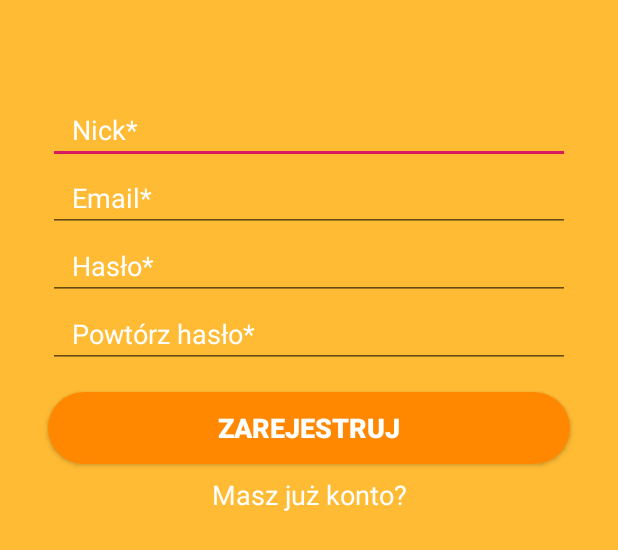
After one commit to Rafi6677/Shopping-Manager---Android, an Android app: the layout activity_registration.xml on its own in the app's theme, with its tools: preview values and no code run, on a phone screen of 412 x 824 dp. The commit adds this screen. Shown: the top 550 px of the screen. Run offline under Robolectric (Android 15) with nearby library versions, the phone set to English and light mode, and no system bars.

Commit message:
RegistrationActivity layout created

```diff
--- a/app/src/main/AndroidManifest.xml
+++ b/app/src/main/AndroidManifest.xml
@@ -9,6 +9,13 @@
             android:roundIcon="@mipmap/ic_launcher_round"
             android:supportsRtl="true"
             android:theme="@style/AppTheme">
+        <activity android:name=".activities.RegistrationActivity">
+            <intent-filter>
+                <action android:name="android.intent.action.MAIN"/>
+
+                <category android:name="android.intent.category.LAUNCHER"/>
+            </intent-filter>
+        </activity>
         <activity
                 android:name=".activities.ProductsActivity"
                 android:label="@string/title_activity_products"
@@ -17,20 +24,7 @@
                     android:name="android.support.PARENT_ACTIVITY"
                     android:value=".activities.ShoppingListsActivity"/>
         </activity>
-        <activity
-                android:name=".activities.WorkingWithShoppingListActivityBackup"
-                android:label="@string/title_activity_working_with_shopping_list"
-                android:theme="@style/AppTheme.NoActionBar">
-            <meta-data
-                    android:name="android.support.PARENT_ACTIVITY"
-                    android:value=".activities.ShoppingListsActivity"/>
-        </activity>
         <activity android:name=".activities.ShoppingListsActivity">
-            <intent-filter>
-                <action android:name="android.intent.action.MAIN"/>
-
-                <category android:name="android.intent.category.LAUNCHER"/>
-            </intent-filter>
         </activity>
         <activity android:name=".activities.AddNewShoppingListActivity">
         </activity>
--- a/app/src/main/java/com/example/shoppingmanager/activities/ProductsActivity.kt
+++ b/app/src/main/java/com/example/shoppingmanager/activities/ProductsActivity.kt
@@ -54,12 +54,6 @@ class ProductsActivity : AppCompatActivity() {
 
         container.addOnPageChangeListener(TabLayout.TabLayoutOnPageChangeListener(tabs))
         tabs.addOnTabSelectedListener(TabLayout.ViewPagerOnTabSelectedListener(container))
-
-        fab.setOnClickListener { view ->
-            Snackbar.make(view, "Replace with your own action", Snackbar.LENGTH_LONG)
-                .setAction("Action", null).show()
-        }
-
     }
 
 
--- /dev/null
+++ b/app/src/main/java/com/example/shoppingmanager/activities/RegistrationActivity.kt
@@ -0,0 +1,15 @@
+package com.example.shoppingmanager.activities
+
+import android.support.v7.app.AppCompatActivity
+import android.os.Bundle
+import com.example.shoppingmanager.R
+
+class RegistrationActivity : AppCompatActivity() {
+
+    override fun onCreate(savedInstanceState: Bundle?) {
+        super.onCreate(savedInstanceState)
+        setContentView(R.layout.activity_registration)
+
+        supportActionBar?.title = "Shopping Manager - Rejestracja"
+    }
+}
--- /dev/null
+++ b/app/src/main/res/drawable/rounded_button.xml
@@ -0,0 +1,6 @@
+<?xml version="1.0" encoding="utf-8"?>
+<shape xmlns:android="http://schemas.android.com/apk/res/android"
+       android:shape="rectangle">
+    <solid android:color="@android:color/holo_orange_dark" />
+    <corners android:radius="25dp"/>
+</shape>
--- a/app/src/main/res/layout/activity_products.xml
+++ b/app/src/main/res/layout/activity_products.xml
@@ -53,12 +53,4 @@
             android:layout_height="match_parent"
             app:layout_behavior="@string/appbar_scrolling_view_behavior"/>
 
-    <android.support.design.widget.FloatingActionButton
-            android:id="@+id/fab"
-            android:layout_width="wrap_content"
-            android:layout_height="wrap_content"
-            android:layout_gravity="end|bottom"
-            android:layout_margin="@dimen/fab_margin"
-            app:srcCompat="@android:drawable/ic_dialog_email"/>
-
 </android.support.design.widget.CoordinatorLayout>
--- /dev/null
+++ b/app/src/main/res/layout/activity_registration.xml
@@ -0,0 +1,102 @@
+<?xml version="1.0" encoding="utf-8"?>
+<android.support.constraint.ConstraintLayout
+        xmlns:android="http://schemas.android.com/apk/res/android"
+        xmlns:app="http://schemas.android.com/apk/res-auto"
+        xmlns:tools="http://schemas.android.com/tools" android:layout_width="match_parent"
+        android:layout_height="match_parent"
+        android:background="@android:color/holo_orange_light">
+    <ScrollView
+            android:layout_width="match_parent"
+            android:layout_height="match_parent">
+        <android.support.constraint.ConstraintLayout
+                android:layout_width="match_parent"
+                android:layout_height="match_parent">
+
+            <EditText
+                    android:layout_width="0dp"
+                    android:layout_height="wrap_content"
+                    android:inputType="textPassword"
+                    android:ems="10"
+                    android:id="@+id/repeatPasswordInputRegister_EditText"
+                    android:paddingLeft="16dp"
+                    android:hint="Powtórz hasło*"
+                    android:textColorHint="@android:color/white"
+                    android:textColor="@android:color/white"
+                    app:layout_constraintStart_toStartOf="@+id/emailInputRegister_EditText"
+                    app:layout_constraintEnd_toEndOf="@+id/emailInputRegister_EditText"
+                    app:layout_constraintHorizontal_bias="0.0"
+                    app:layout_constraintTop_toBottomOf="@+id/passwordInputRegister_EditText"/>
+            <EditText
+                    android:layout_width="0dp"
+                    android:layout_height="wrap_content"
+                    android:inputType="textPassword"
+                    android:ems="10"
+                    android:id="@+id/passwordInputRegister_EditText"
+                    android:paddingLeft="16dp"
+                    android:hint="Hasło*"
+                    android:textColorHint="@android:color/white"
+                    android:textColor="@android:color/white"
+                    app:layout_constraintTop_toBottomOf="@+id/emailInputRegister_EditText"
+                    app:layout_constraintStart_toStartOf="@+id/emailInputRegister_EditText"
+                    app:layout_constraintEnd_toEndOf="@+id/emailInputRegister_EditText"/>
+            <Button
+                    android:text="Zarejestruj"
+                    android:layout_width="0dp"
+                    android:layout_height="wrap_content"
+                    android:textColor="@android:color/white"
+                    android:textStyle="bold"
+                    android:textSize="18sp"
+                    android:id="@+id/registerUser_Button"
+                    android:background="@drawable/rounded_button"
+                    android:layout_marginTop="16dp"
+                    app:layout_constraintTop_toBottomOf="@+id/repeatPasswordInputRegister_EditText"
+                    app:layout_constraintStart_toStartOf="@+id/repeatPasswordInputRegister_EditText"
+                    app:layout_constraintEnd_toEndOf="@+id/repeatPasswordInputRegister_EditText"/>
+            <EditText
+                    android:layout_width="0dp"
+                    android:layout_height="45dp"
+                    android:inputType="textPersonName"
+                    android:ems="10"
+                    android:id="@+id/nickInputRegister_EditText"
+                    android:paddingLeft="16dp"
+                    android:layout_marginStart="32dp"
+                    app:layout_constraintStart_toStartOf="parent"
+                    android:layout_marginLeft="32dp"
+                    android:layout_marginEnd="32dp"
+                    app:layout_constraintEnd_toEndOf="parent"
+                    android:layout_marginRight="32dp"
+                    android:hint="Nick*"
+                    android:textColor="@android:color/white"
+                    android:textColorHint="@android:color/white"
+                    app:layout_constraintHorizontal_bias="1.0"
+                    android:layout_marginTop="64dp"
+                    app:layout_constraintTop_toTopOf="parent"/>
+            <EditText
+                    android:layout_width="0dp"
+                    android:layout_height="wrap_content"
+                    android:inputType="textEmailAddress"
+                    android:ems="10"
+                    android:id="@+id/emailInputRegister_EditText"
+                    android:paddingLeft="16dp"
+                    android:hint="Email*"
+                    android:textColorHint="@android:color/white"
+                    android:textColor="@android:color/white"
+                    app:layout_constraintTop_toBottomOf="@+id/nickInputRegister_EditText"
+                    app:layout_constraintStart_toStartOf="@+id/nickInputRegister_EditText"
+                    app:layout_constraintEnd_toEndOf="@+id/nickInputRegister_EditText"
+            />
+            <TextView
+                    android:text="Masz już konto?"
+                    android:layout_width="wrap_content"
+                    android:layout_height="wrap_content"
+                    android:textColor="@android:color/white"
+                    android:textSize="18sp"
+                    android:id="@+id/hasAccount_TextView" android:layout_marginTop="8dp"
+                    app:layout_constraintTop_toBottomOf="@+id/registerUser_Button"
+                    app:layout_constraintStart_toStartOf="@+id/registerUser_Button"
+                    app:layout_constraintEnd_toEndOf="@+id/registerUser_Button" android:layout_marginBottom="16dp"
+                    app:layout_constraintBottom_toBottomOf="parent"/>
+        </android.support.constraint.ConstraintLayout>
+    </ScrollView>
+
+</android.support.constraint.ConstraintLayout>
```
